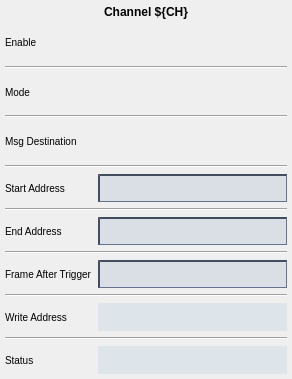
cristinasewell/ATCA_PyDM_Screens, file waveform_engine.ui: the form before one commit.
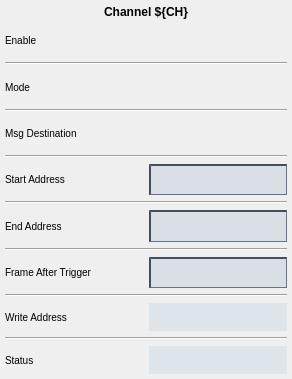
The form after the commit. Custom widgets are drawn as their Qt base class.

The edit to the form file:
```diff
--- a/waveform_engine.ui
+++ b/waveform_engine.ui
@@ -125,7 +125,7 @@
      <item row="10" column="1">
       <widget class="PyDMLineEdit" name="PyDMLineEdit_3">
        <property name="sizePolicy">
-        <sizepolicy hsizetype="Expanding" vsizetype="Fixed">
+        <sizepolicy hsizetype="Preferred" vsizetype="Preferred">
          <horstretch>0</horstretch>
          <verstretch>0</verstretch>
         </sizepolicy>
@@ -133,7 +133,7 @@
        <property name="maximumSize">
         <size>
          <width>16777215</width>
-         <height>28</height>
+         <height>16777215</height>
         </size>
        </property>
        <property name="font">
@@ -177,7 +177,7 @@
      <item row="8" column="1">
       <widget class="PyDMLineEdit" name="PyDMLineEdit_2">
        <property name="sizePolicy">
-        <sizepolicy hsizetype="Expanding" vsizetype="Fixed">
+        <sizepolicy hsizetype="Preferred" vsizetype="Preferred">
          <horstretch>0</horstretch>
          <verstretch>0</verstretch>
         </sizepolicy>
@@ -185,7 +185,7 @@
        <property name="maximumSize">
         <size>
          <width>16777215</width>
-         <height>28</height>
+         <height>16777215</height>
         </size>
        </property>
        <property name="font">
@@ -248,7 +248,7 @@
        </property>
        <property name="font">
         <font>
-         <pointsize>10</pointsize>
+         <pointsize>9</pointsize>
         </font>
        </property>
        <property name="toolTip">
@@ -399,7 +399,7 @@
        </property>
        <property name="font">
         <font>
-         <pointsize>10</pointsize>
+         <pointsize>9</pointsize>
         </font>
        </property>
        <property name="toolTip">
@@ -453,7 +453,7 @@
        </property>
        <property name="font">
         <font>
-         <pointsize>10</pointsize>
+         <pointsize>9</pointsize>
         </font>
        </property>
        <property name="toolTip">
@@ -559,7 +559,7 @@
      <item row="6" column="1">
       <widget class="PyDMLineEdit" name="PyDMLineEdit">
        <property name="sizePolicy">
-        <sizepolicy hsizetype="Expanding" vsizetype="Fixed">
+        <sizepolicy hsizetype="Preferred" vsizetype="Preferred">
          <horstretch>0</horstretch>
          <verstretch>0</verstretch>
         </sizepolicy>
@@ -567,7 +567,7 @@
        <property name="maximumSize">
         <size>
          <width>16777215</width>
-         <height>28</height>
+         <height>16777215</height>
         </size>
        </property>
        <property name="font">
```
